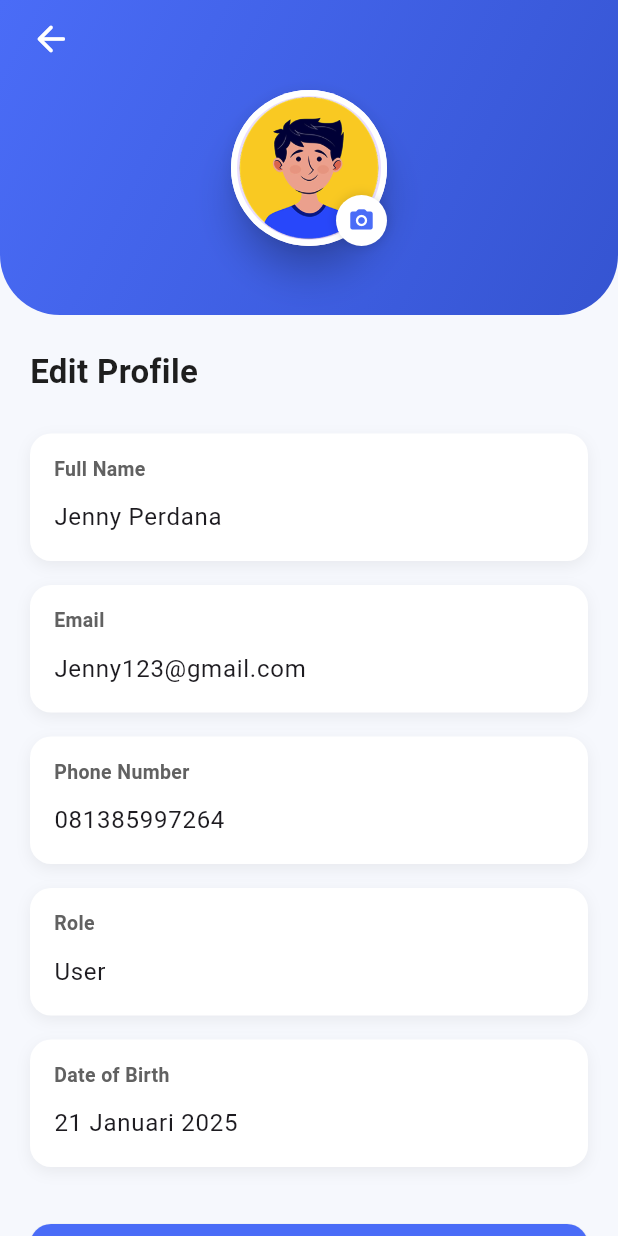
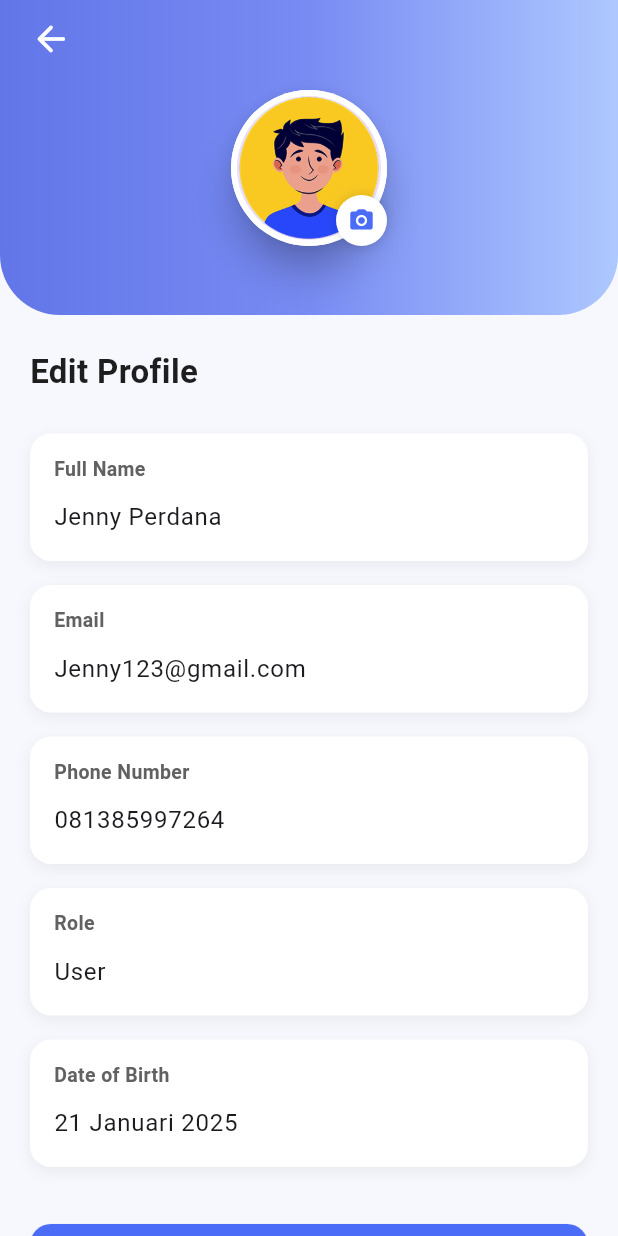
Before and after one commit to zollahrp/mitra-property-mobile, a Flutter app: the EditProfileScreen screen opened directly, on a phone screen of 412 x 824 dp. Run offline on Flutter 3.47's test engine with Material 3 defaults, Android fonts, the phone set to English and light mode, and no system bars; our stand-ins replace curved_navigation_bar, youtube_player_flutter; Roboto replaces fonts that are missing (Poppins).

Commit message:
profile masih disini yaampun tobat

```diff
--- a/lib/screens/profile/edit_profile_screen.dart
+++ b/lib/screens/profile/edit_profile_screen.dart
@@ -33,9 +33,13 @@ class _EditProfileScreenState extends State<EditProfileScreen> {
                     width: double.infinity,
                     decoration: const BoxDecoration(
                       gradient: LinearGradient(
-                        colors: [Color(0xFF4A6CF7), Color(0xFF3554D1)],
-                        begin: Alignment.topLeft,
-                        end: Alignment.bottomRight,
+                        colors: [
+                          Color(0xFF6276E8), // kiri
+                          Color(0xFF788BF3), // tengah
+                          Color(0xFFAEC8FF), // kanan lebih muda
+                        ],
+                        begin: Alignment.centerLeft,
+                        end: Alignment.centerRight,
                       ),
                       borderRadius: BorderRadius.only(
                         bottomLeft: Radius.circular(40),
@@ -80,7 +84,8 @@ class _EditProfileScreenState extends State<EditProfileScreen> {
                                 child: CircleAvatar(
                                   radius: 48,
                                   backgroundImage: AssetImage(
-                                      "assets/images/avatar.png"),
+                                    "assets/images/avatar.png",
+                                  ),
                                 ),
                               ),
                             ),
@@ -106,7 +111,7 @@ class _EditProfileScreenState extends State<EditProfileScreen> {
                               ),
                             ),
                           ],
-                        )
+                        ),
                       ],
                     ),
                   ),
```
